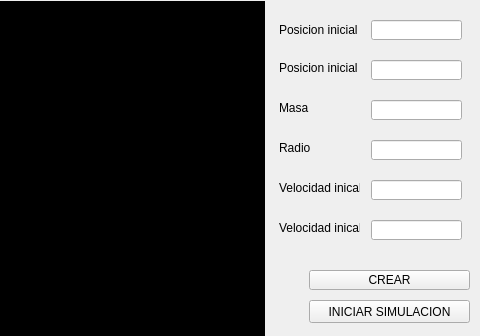
First picture: the form in mainwindow.ui, repository angeelorenaoc/Laboratorio6, before the edit; both pictures show x 271 to 751 and y 0 to 336 of the 751 by 705 pixel window.
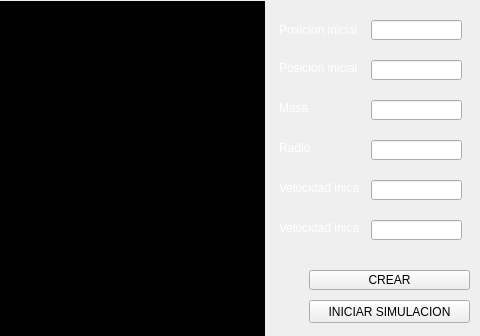
Second picture: the form after the edit.

Commit message: Correcciones y cambios en diseño

What changed in the file:
```diff
--- a/mainwindow.ui
+++ b/mainwindow.ui
@@ -99,6 +99,9 @@
       <height>20</height>
      </rect>
     </property>
+    <property name="styleSheet">
+     <string notr="true">color: rgb(255, 255, 255);</string>
+    </property>
     <property name="text">
      <string>Posicion inicial x</string>
     </property>
@@ -112,6 +115,9 @@
       <height>16</height>
      </rect>
     </property>
+    <property name="styleSheet">
+     <string notr="true">color: rgb(255, 255, 255);</string>
+    </property>
     <property name="text">
      <string>Posicion inicial y</string>
     </property>
@@ -125,6 +131,10 @@
       <height>16</height>
      </rect>
     </property>
+    <property name="styleSheet">
+     <string notr="true">color: rgb(255, 255, 255);
+</string>
+    </property>
     <property name="text">
      <string>Masa</string>
     </property>
@@ -138,6 +148,10 @@
       <height>16</height>
      </rect>
     </property>
+    <property name="styleSheet">
+     <string notr="true">color: rgb(255, 255, 255);
+</string>
+    </property>
     <property name="text">
      <string>Radio</string>
     </property>
@@ -151,6 +165,9 @@
       <height>16</height>
      </rect>
     </property>
+    <property name="styleSheet">
+     <string notr="true">color: rgb(255, 255, 255);</string>
+    </property>
     <property name="text">
      <string>Velocidad inical x</string>
     </property>
@@ -187,6 +204,9 @@
       <height>16</height>
      </rect>
     </property>
+    <property name="styleSheet">
+     <string notr="true">color: rgb(255, 255, 255);</string>
+    </property>
     <property name="text">
      <string>Velocidad inical y</string>
     </property>
```
The commit also changes 2 other files.
